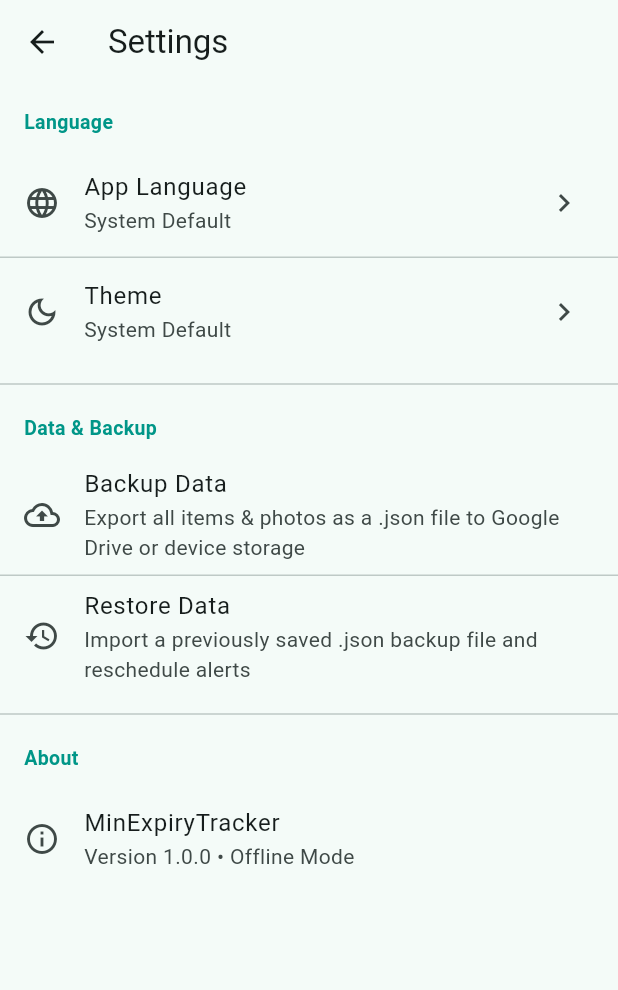
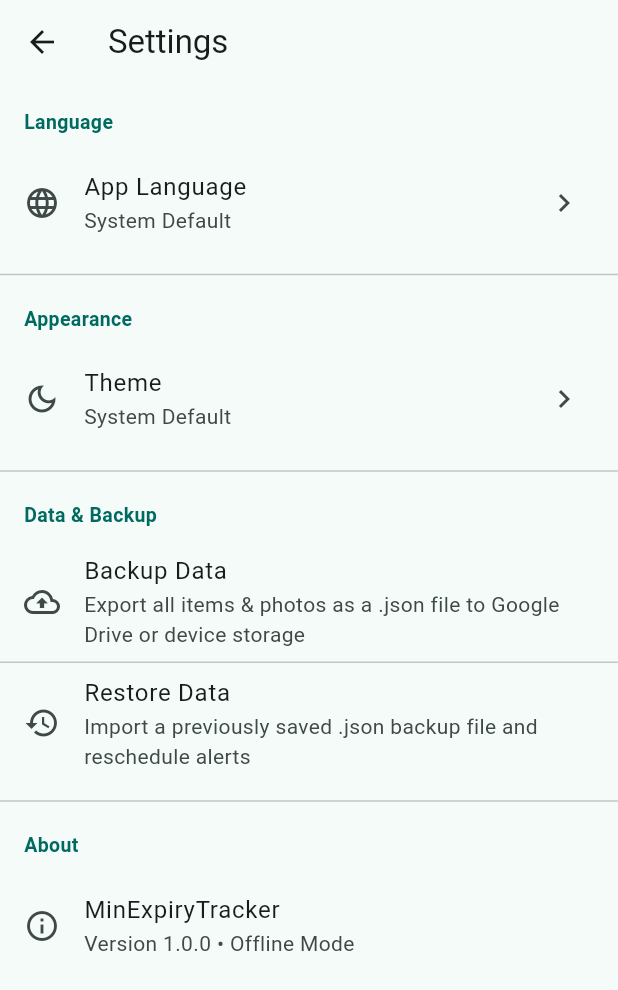
Before and after one commit to minhdatvn/min_expiry_tracker, a Flutter app: the screen it shows after launch, after a tap on the "settings" icon, on a phone screen of 412 x 824 dp. Shown: the top 990 px of the screen. Run offline on Flutter 3.47's test engine with Material 3 defaults, Android fonts, the phone set to English and light mode, and no system bars; our stand-ins replace file_picker, flutter_local_notifications, image_picker, share_plus, sqflite, timezone; missing offline and left inert: device_calendar; accounts and stored records are empty.

Commit message:
dong bo gio he thong

```diff
--- a/lib/screens/settings_screen.dart
+++ b/lib/screens/settings_screen.dart
@@ -259,6 +259,7 @@ class _SettingsScreenState extends State<SettingsScreen> {
 
   @override
   Widget build(BuildContext context) {
+    final sectionTitleColor = Theme.of(context).colorScheme.primary;
     final l10n = AppLocalizations.of(context)!;
     final currentLocale = LocaleService.instance.localeNotifier.value;
 
@@ -276,10 +277,10 @@ class _SettingsScreenState extends State<SettingsScreen> {
               padding: const EdgeInsets.fromLTRB(16, 16, 16, 8),
               child: Text(
                 l10n.languageSection,
-                style: const TextStyle(
+                style: TextStyle(
                   fontSize: 13,
                   fontWeight: FontWeight.bold,
-                  color: Colors.teal,
+                  color: sectionTitleColor,
                 ),
               ),
             ),
@@ -293,7 +294,20 @@ class _SettingsScreenState extends State<SettingsScreen> {
               onTap: _showLanguageSheet,
             ),
 
-            const Divider(height: 1),
+            const Divider(height: 24),
+
+            // --- KHU VỰC 2: GIAO DIỆN ---
+            Padding(
+              padding: const EdgeInsets.fromLTRB(16, 8, 16, 8),
+              child: Text(
+                l10n.appearanceSection,
+                style: TextStyle(
+                  fontSize: 13,
+                  fontWeight: FontWeight.bold,
+                  color: sectionTitleColor,
+                ),
+              ),
+            ),
 
             ListTile(
               leading: const Icon(Icons.dark_mode_outlined),
@@ -311,15 +325,15 @@ class _SettingsScreenState extends State<SettingsScreen> {
 
             const Divider(height: 24),
 
-            // --- KHU VỰC 2: DỮ LIỆU & SAO LƯU ---
+            // --- KHU VỰC 3: DỮ LIỆU & SAO LƯU ---
             Padding(
               padding: const EdgeInsets.fromLTRB(16, 8, 16, 8),
               child: Text(
                 l10n.dataAndBackup,
-                style: const TextStyle(
+                style: TextStyle(
                   fontSize: 13,
                   fontWeight: FontWeight.bold,
-                  color: Colors.teal,
+                  color: sectionTitleColor,
                 ),
               ),
             ),
@@ -344,15 +358,15 @@ class _SettingsScreenState extends State<SettingsScreen> {
 
             const Divider(height: 24),
 
-            // --- KHU VỰC 3: THÔNG TIN ỨNG DỤNG ---
+            // --- KHU VỰC 4: THÔNG TIN ỨNG DỤNG ---
             Padding(
               padding: const EdgeInsets.fromLTRB(16, 8, 16, 8),
               child: Text(
                 l10n.aboutSection,
-                style: const TextStyle(
+                style: TextStyle(
                   fontSize: 13,
                   fontWeight: FontWeight.bold,
-                  color: Colors.teal,
+                  color: sectionTitleColor,
                 ),
               ),
             ),
--- a/lib/services/notify_service.dart
+++ b/lib/services/notify_service.dart
@@ -30,6 +30,7 @@ class NotifyService {
 
   Future<void> init() async {
     tz_data.initializeTimeZones();
+    _configureLocalTimeZone();
 
     const androidInit = AndroidInitializationSettings('@mipmap/ic_launcher');
     const initSettings = InitializationSettings(android: androidInit);
@@ -40,6 +41,52 @@ class NotifyService {
         .resolvePlatformSpecificImplementation<
             AndroidFlutterLocalNotificationsPlugin>()
         ?.requestNotificationsPermission();
+  }
+
+  // Tự động thiết lập tz.local khớp múi giờ thiết bị mà không cần thêm plugin native
+  void _configureLocalTimeZone() {
+    final now = DateTime.now();
+    final locations = tz.timeZoneDatabase.locations;
+
+    // 1. Khớp trực tiếp nếu hệ thống trả về tên chuẩn IANA (VD: Asia/Ho_Chi_Minh)
+    final directMatch = locations[now.timeZoneName];
+    if (directMatch != null) {
+      tz.setLocalLocation(directMatch);
+      return;
+    }
+
+    final targetOffsetMs = now.timeZoneOffset.inMilliseconds;
+
+    // 2. Với múi giờ chẵn giờ (VD: UTC+7), ưu tiên chuẩn Etc/GMT để lịch hiển thị gọn GMT+07:00
+    if (targetOffsetMs % Duration.millisecondsPerHour == 0) {
+      final offsetHours = targetOffsetMs ~/ Duration.millisecondsPerHour;
+      final etcName = offsetHours == 0
+          ? 'UTC'
+          : 'Etc/GMT${offsetHours > 0 ? '-$offsetHours' : '+${offsetHours.abs()}'}';
+      final etcMatch = locations[etcName];
+      if (etcMatch != null &&
+          etcMatch.currentTimeZone.offset == targetOffsetMs) {
+        tz.setLocalLocation(etcMatch);
+        return;
+      }
+    }
+
+    // 3. Dự phòng cho múi giờ lẻ (VD: UTC+5:30): tìm khu vực khớp độ lệch offset
+    tz.Location? fallbackByOffset;
+    for (final location in locations.values) {
+      final currentTz = location.currentTimeZone;
+      if (currentTz.offset == targetOffsetMs) {
+        if (currentTz.abbreviation == now.timeZoneName) {
+          tz.setLocalLocation(location);
+          return;
+        }
+        fallbackByOffset ??= location;
+      }
+    }
+
+    if (fallbackByOffset != null) {
+      tz.setLocalLocation(fallbackByOffset);
+    }
   }
 
   Future<void> showTestNotification() async {
--- a/lib/widgets/item_card.dart
+++ b/lib/widgets/item_card.dart
@@ -32,7 +32,7 @@ class ItemCard extends StatelessWidget {
     }
 
     final days = item.daysRemaining;
-    if (days <= 0) return redCritical;
+    if (item.isExpired || item.isExpiringToday) return redCritical;
 
     if (item.alertDays.isNotEmpty) {
       final sortedAlerts = List<int>.from(item.alertDays)..sort();
```
Also changed, not shown: lib/models/item_model.dart (+22 -3 lines), lib/screens/home_screen.dart (+5 -11 lines).
